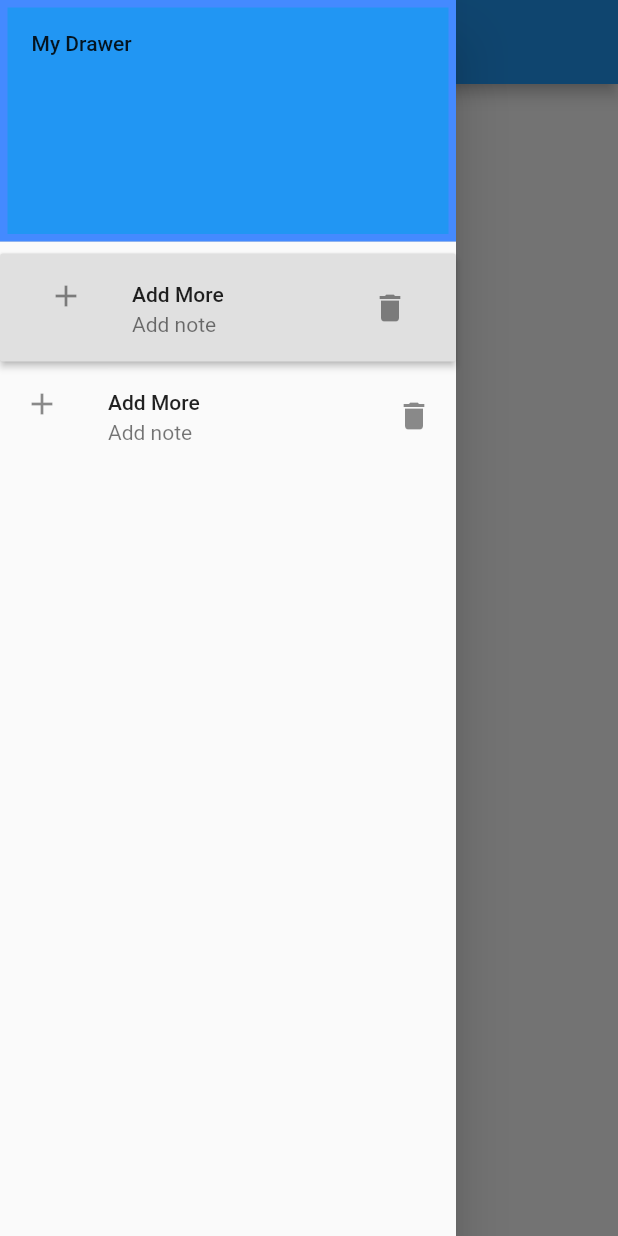
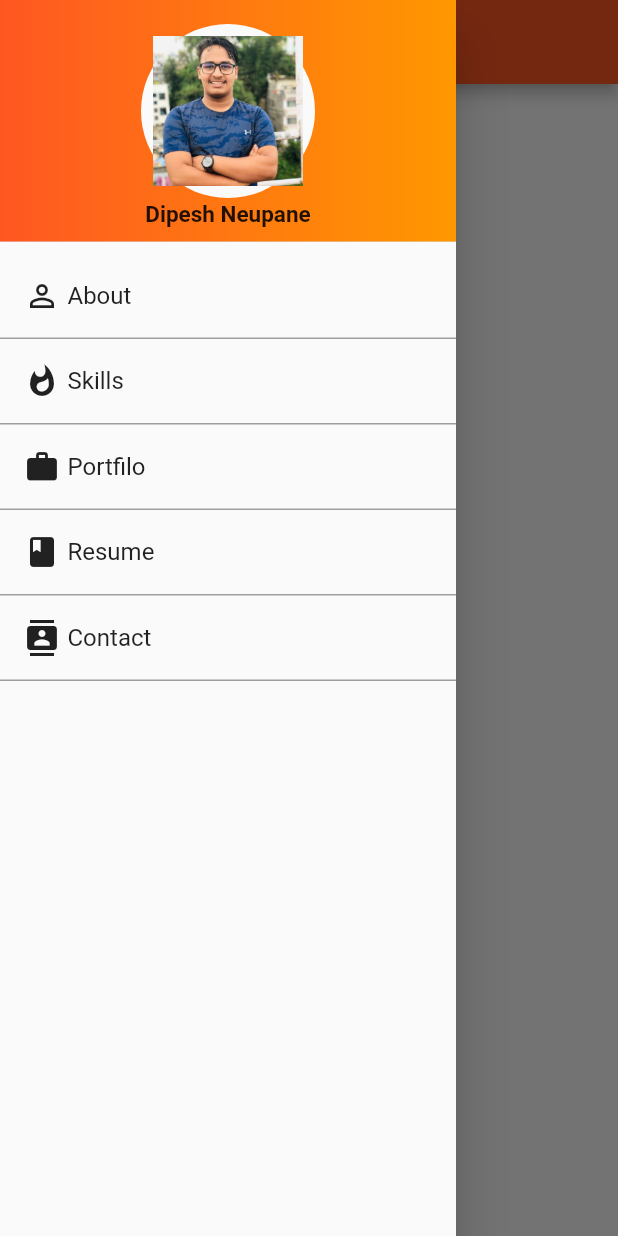
Before and after one commit to Dipeshneupane/Flutter-parctice, a Flutter app: the screen it shows after launch, with the side drawer open, on a phone screen of 412 x 824 dp. Run offline on Flutter 3.47's test engine with Material 2 defaults, Android fonts, the phone set to English and light mode, and no system bars.

Commit message:
Updated Drawer

```diff
--- a/lib/main.dart
+++ b/lib/main.dart
@@ -1,8 +1,10 @@
+import 'dart:ui' as prefix0;
+
 import 'package:flutter/material.dart';
 
-void main() => runApp(Myapp());
+void main()=> runApp(My_app());
 
-class Myapp extends StatelessWidget{
+class My_app extends StatelessWidget{
   @override
   Widget build(BuildContext context) {
     // TODO: implement build
@@ -11,44 +13,50 @@ class Myapp extends StatelessWidget{
       title: "My app",
       home: Scaffold(
         appBar: AppBar(
-          title: Text("My Title"),
-        ),
-        body: Container(
-          child: Center(
-            child: Text("My Page"),
-          ),
+          title: Text("My App"),
+          backgroundColor: Colors.deepOrange,
         ),
         drawer: Drawer(
           child: ListView(
             children: <Widget>[
               DrawerHeader(
-                curve: Curves.bounceIn,
-                child: Text("My Drawer"),
+                child: Container(
+              child: Column(
+              children: <Widget>[
+                Material(
+                  child: Padding(
+                    padding: const EdgeInsets.all(8.0),
+                    child: Image.asset('images/me.jpg',width: 100.0, height: 100.0,),
+                  ),
+                  borderRadius: BorderRadius.all(Radius.circular(70.0)),
+                ),
+
+                Container(
+                  height: 2.0,
+                ),
+
+                Text("Dipesh Neupane",
+                style: TextStyle(
+                  fontSize: 15.0,
+                  fontWeight: FontWeight.w700,
+                ),)
+            ],
+          ),
+          ),
                 decoration: BoxDecoration(
-                  color: Colors.blue,
-                  border: Border.all(
-                    width: 5.0,
-                    color: Colors.blueAccent,
-
-                  )
+                  gradient: LinearGradient(colors: <Color>[
+                    Colors.deepOrange,
+                    Colors.orange,
+                  ]
+                  ),
                 ),
               ),
-                RaisedButton(
-                child: ListTile(
-                  leading: Icon(Icons.add),
-                  title: Text("Add More"),
-                  subtitle: Text("Add note"),
-                  trailing: Icon(Icons.delete),
-                ),
-                  onPressed: (){},
-              ),
 
-              ListTile(
-                leading: Icon(Icons.add),
-                title: Text("Add More"),
-                subtitle: Text("Add note"),
-                trailing: Icon(Icons.delete),
-              )
+              CustumListTile(Icons.perm_identity, "About", ()=>{}),
+              CustumListTile(Icons.whatshot, "Skills", ()=> {}),
+              CustumListTile(Icons.work, "Portfilo", ()=>{}),
+              CustumListTile(Icons.book, "Resume", ()=>{}),
+              CustumListTile(Icons.contacts,"Contact", ()=>{}),
             ],
           ),
         ),
@@ -56,3 +64,44 @@ class Myapp extends StatelessWidget{
     );
   }
 }
+
+class CustumListTile extends StatelessWidget{
+  String text;
+  Function ontap;
+  IconData icon;
+  CustumListTile(this.icon, this.text, this.ontap);
+  @override
+  Widget build(BuildContext context) {
+    // TODO: implement build
+    return Container(
+      decoration: BoxDecoration(
+        border: Border(
+          bottom: BorderSide(
+            color: Colors.grey,
+        ),
+        ),
+      ),
+      child: Padding(
+        padding: const EdgeInsets.all(8.0),
+        child: InkWell(
+          splashColor: Colors.orangeAccent,
+          onTap:ontap,
+          child: Padding(
+            padding: const EdgeInsets.all(8.0),
+            child: Row(
+              children: <Widget>[
+                Icon(icon),
+                Container(width: 5.0,),
+                Text(text,
+                style: TextStyle(
+                  fontSize: 16.0,
+                ),
+                ),
+              ],
+            ),
+          ),
+        ),
+      ),
+    );
+  }
+}
--- a/pubspec.yaml
+++ b/pubspec.yaml
@@ -41,9 +41,8 @@ flutter:
   uses-material-design: true
 
   # To add assets to your application, add an assets section, like this:
-  # assets:
-  #  - images/a_dot_burr.jpeg
-  #  - images/a_dot_ham.jpeg
+  assets:
+    - images/me.jpg
 
   # An image asset can refer to one or more resolution-specific "variants", see
   # https://flutter.dev/assets-and-images/#resolution-aware.
```
Also changed, not shown: images/me.jpg (added).
